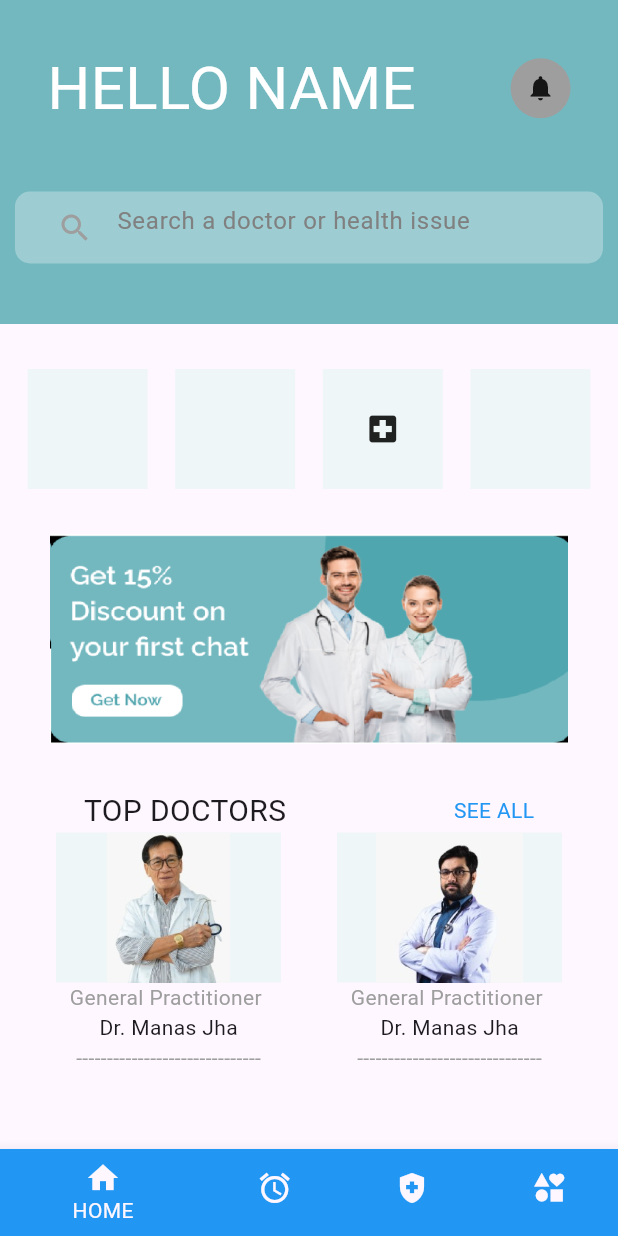
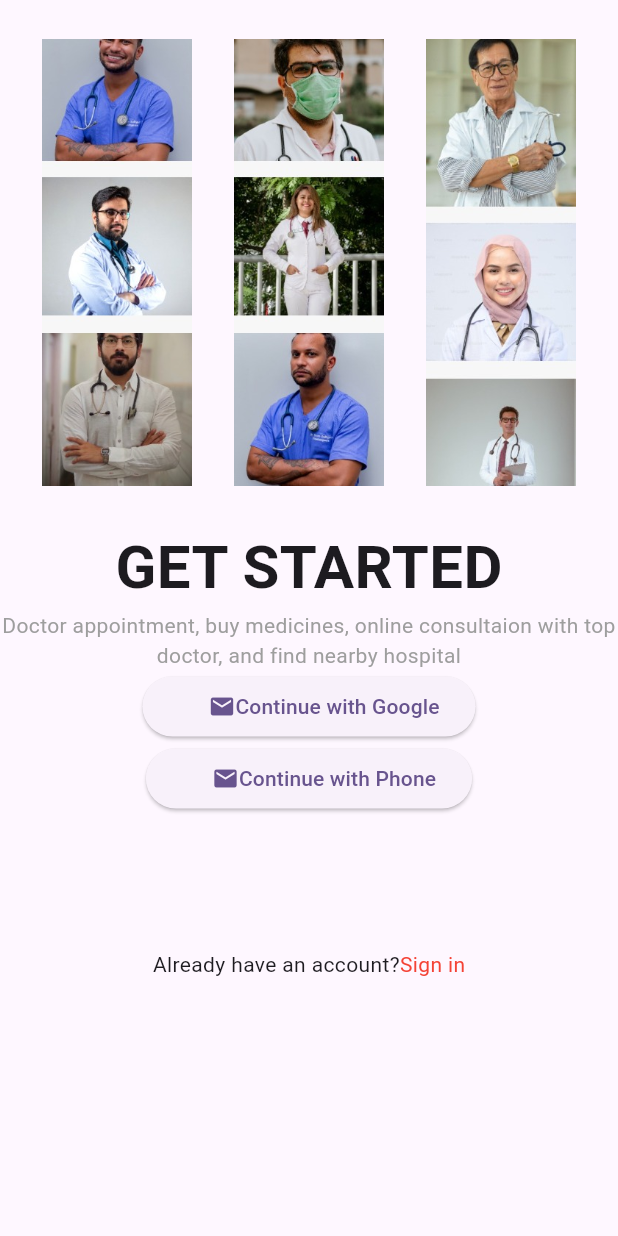
Before and after one commit to VIDHIGUPTA17/hospitalapp, a Flutter app: the screen it shows after launch, on a phone screen of 412 x 824 dp. Run offline on Flutter 3.47's test engine with Material 2 defaults, Android fonts, the phone set to English and light mode, and no system bars.

Commit message:
Added a mailscreen,doctor deatil,login screen

```diff
--- /dev/null
+++ b/lib/getstarted.dart
@@ -0,0 +1,116 @@
+import 'package:flutter/material.dart';
+
+class GetStart extends StatefulWidget {
+  const GetStart({super.key});
+
+  @override
+  State<GetStart> createState() => _GetStartState();
+}
+
+class _GetStartState extends State<GetStart> {
+  @override
+  Widget build(BuildContext context) {
+    return Scaffold(
+      body: Column(
+        children: [
+          Container(
+            child: Row(
+              mainAxisAlignment: MainAxisAlignment.spaceEvenly,
+              children: [
+                Image.asset(
+                  "assests/images/fram.jpeg",
+                  width: 100,
+                  height: 350,
+                ),
+                Image.asset(
+                  "assests/images/fram1.jpeg",
+                  width: 100,
+                  height: 350,
+                ),
+                Image.asset(
+                  "assests/images/fram2.jpeg",
+                  width: 100,
+                  height: 350,
+                )
+              ],
+            ),
+          ),
+          // SizedBox(
+          //   height: 50,
+          // ),
+          const Text(
+            "GET STARTED",
+            style: TextStyle(fontSize: 40, fontWeight: FontWeight.bold),
+          ),
+          const Text(
+            "Doctor appointment, buy medicines, online consultaion with top doctor, and find nearby hospital",
+            textAlign: TextAlign.center,
+            style: TextStyle(
+              color: Colors.grey,
+              // fontSize: 20,
+            ),
+          ),
+          ElevatedButton(
+            onPressed: () {},
+            child: Row(
+              mainAxisSize: MainAxisSize.min,
+              mainAxisAlignment: MainAxisAlignment.center,
+              children: [
+                Padding(padding: EdgeInsets.all(10)),
+                Icon(Icons.mail),
+                // SizedBox(
+                //   width: 20,
+                // ),
+                Text('Continue with Google'),
+                // SizedBox(
+                //   width: 5,
+                // ),
+              ],
+            ),
+          ),
+          ElevatedButton(
+            onPressed: () {},
+            child: Row(
+              mainAxisSize: MainAxisSize.min,
+              mainAxisAlignment: MainAxisAlignment.center,
+              children: [
+                Padding(padding: EdgeInsets.all(10)),
+                Icon(Icons.mail),
+                // SizedBox(
+                //   width: 20,
+                // ),
+                Text('Continue with Phone'),
+                // SizedBox(
+                //   width: 5,
+                // ),
+              ],
+            ),
+          ),
+          SizedBox(
+            height: 90,
+          ),
+          Row(
+            mainAxisAlignment: MainAxisAlignment.center,
+            children: [
+              Text("Already have an account?"),
+              Text(
+                "Sign in",
+                style: TextStyle(color: Colors.red),
+              )
+            ],
+          )
+          // OutlinedButton(
+          //   onPressed: () {},
+          //   child: Text(
+          //     'Continue with Email',
+          //     style: TextStyle(fontSize: 30),
+          //   ),
+          //   style: OutlinedButton.styleFrom(
+          //     side: BorderSide(width: 1.0, color: Colors.blue),
+          //   ),
+          // ),
+        ],
+      ),
+    );
+  }
+}
--- a/lib/main.dart
+++ b/lib/main.dart
@@ -1,6 +1,10 @@
 import 'dart:ui';
 
 import 'package:flutter/material.dart';
+import 'package:hospitalapp/DoctorDetail.dart';
+import 'package:hospitalapp/Login.dart';
+import 'package:hospitalapp/doctor.dart';
+import 'package:hospitalapp/getstarted.dart';
 
 void main() {
   runApp(const MyApp());
@@ -19,7 +23,8 @@ class MyApp extends StatelessWidget {
           useMaterial3: true,
         ),
         debugShowCheckedModeBanner: false,
-      home: const MyHomePage(title: 'Flutter Demo Home Page'),
+        home: GetStart()
+        // home: const MyHomePage(title: 'Flutter Demo Home Page'),
         );
   }
 }
@@ -155,7 +160,7 @@ class _MyHomePageState extends State<MyHomePage> {
                     Stack(
                       children: [
                         Container(
-                          color: Color.fromRGBO(238, 246, 247, 1),
+                          color: const Color.fromRGBO(238, 246, 247, 1),
                           child: Image.asset(
                             'assests/images/doctorimg.jpeg',
                             width: 150,
@@ -170,16 +175,16 @@ class _MyHomePageState extends State<MyHomePage> {
                     Column(
                       children: [
                         Container(
-                          child: Text(
+                          child: const Text(
                             "General Practitioner ",
                             style: TextStyle(color: Colors.grey),
                           ),
                         ),
                         Container(
-                          child: Text("Dr. Manas Jha"),
+                          child: const Text("Dr. Manas Jha"),
                         ),
                         Container(
-                          child: Text(
+                          child: const Text(
                             "------------------------------",
                             style: TextStyle(color: Colors.grey),
                           ),
@@ -193,7 +198,7 @@ class _MyHomePageState extends State<MyHomePage> {
                     Stack(
                       children: [
                         Container(
-                          color: Color.fromRGBO(238, 246, 247, 1),
+                          color: const Color.fromRGBO(238, 246, 247, 1),
                           child: Image.asset(
                             'assests/images/doctor2.jpeg',
                             width: 150,
@@ -203,21 +208,19 @@ class _MyHomePageState extends State<MyHomePage> {
                         ),
                       ],
                     ),
-
-                    // ignore: avoid_unnecessary_containers
                     Column(
                       children: [
                         Container(
-                          child: Text(
+                          child: const Text(
                             "General Practitioner ",
                             style: TextStyle(color: Colors.grey),
                           ),
                         ),
                         Container(
-                          child: Text("Dr. Manas Jha"),
+                          child: const Text("Dr. Manas Jha"),
                         ),
                         Container(
-                          child: Text(
+                          child: const Text(
                             "------------------------------",
                             style: TextStyle(color: Colors.grey),
                           ),
@@ -233,27 +236,44 @@ class _MyHomePageState extends State<MyHomePage> {
       ),
       bottomNavigationBar: BottomNavigationBar(
           items: [
-            BottomNavigationBarItem(
-              icon: Icon(Icons.home),
+            const BottomNavigationBarItem(
+              icon: Icon(
+                Icons.home,
+                color: Colors.grey,
+              ),
               label: "HOME",
-              backgroundColor: Colors.blue,
+              backgroundColor: Color.fromRGBO(255, 255, 255, 1),
             ),
-            BottomNavigationBarItem(
-                icon: Icon(Icons.access_alarm),
+            const BottomNavigationBarItem(
+                icon: Icon(
+                  Icons.access_alarm,
+                  color: Colors.grey,
+                ),
                 label: "G",
-                backgroundColor: Colors.blue),
-            BottomNavigationBarItem(
-                icon: Icon(Icons.health_and_safety),
+                backgroundColor: Colors.white),
+            const BottomNavigationBarItem(
+                icon: Icon(
+                  Icons.health_and_safety,
+                  color: Colors.grey,
+                ),
                 label: "H",
-                backgroundColor: Colors.blue),
-            BottomNavigationBarItem(
-                icon: Icon(Icons.interests),
+                backgroundColor: Colors.white),
+            const BottomNavigationBarItem(
+                icon: Icon(
+                  Icons.interests,
+                  color: Colors.grey,
+                ),
                 label: "L",
-                backgroundColor: Colors.blue),
+                backgroundColor: Colors.white),
           ],
-          // currentIndex: 0,
-          // selectedItemColor: Colors.white,
-
+          selectedItemColor: Colors.grey,
+          unselectedItemColor: Colors.grey,
+          selectedLabelStyle: const TextStyle(
+            color: Colors.grey,
+          ),
+          unselectedLabelStyle: const TextStyle(
+            color: Colors.grey,
+          ),
           onTap: (index) {
             switch (index) {
               case 0:
@@ -261,12 +281,14 @@ class _MyHomePageState extends State<MyHomePage> {
                 //     MaterialPageRoute(builder: (context) => FlutterApp()));
                 break;
               case 1:
-                // Navigator.push(
-                //     context, MaterialPageRoute(builder: (context) => about()));
+                Navigator.push(context,
+                    MaterialPageRoute(builder: (context) => const Doctors()));
                 break;
               case 2:
-                // Navigator.push(context,
-                //     MaterialPageRoute(builder: (context) => education()));
+                Navigator.push(
+                    context,
+                    MaterialPageRoute(
+                        builder: (context) => const DoctorDetail()));
                 break;
               case 3:
                 // Navigator.push(context,
--- a/pubspec.yaml
+++ b/pubspec.yaml
@@ -63,6 +63,9 @@ flutter:
    - assests/images/doctor.png
    - assests/images/doctorimg.jpeg
    - assests/images/doctor2.jpeg
+   - assests/images/fram.jpeg
+   - assests/images/fram1.jpeg
+   - assests/images/fram2.jpeg
 
 
   # An image asset can refer to one or more resolution-specific "variants", see
```
Also changed, not shown: lib/DoctorDetail.dart (added, +23 -0 lines), lib/Login.dart (added, +116 -0 lines), lib/doctor.dart (added, +134 -0 lines), assests/images/fram.jpeg (added), assests/images/fram1.jpeg (added), assests/images/fram2.jpeg (added). Lines whose indentation alone changed are shown as unchanged.
